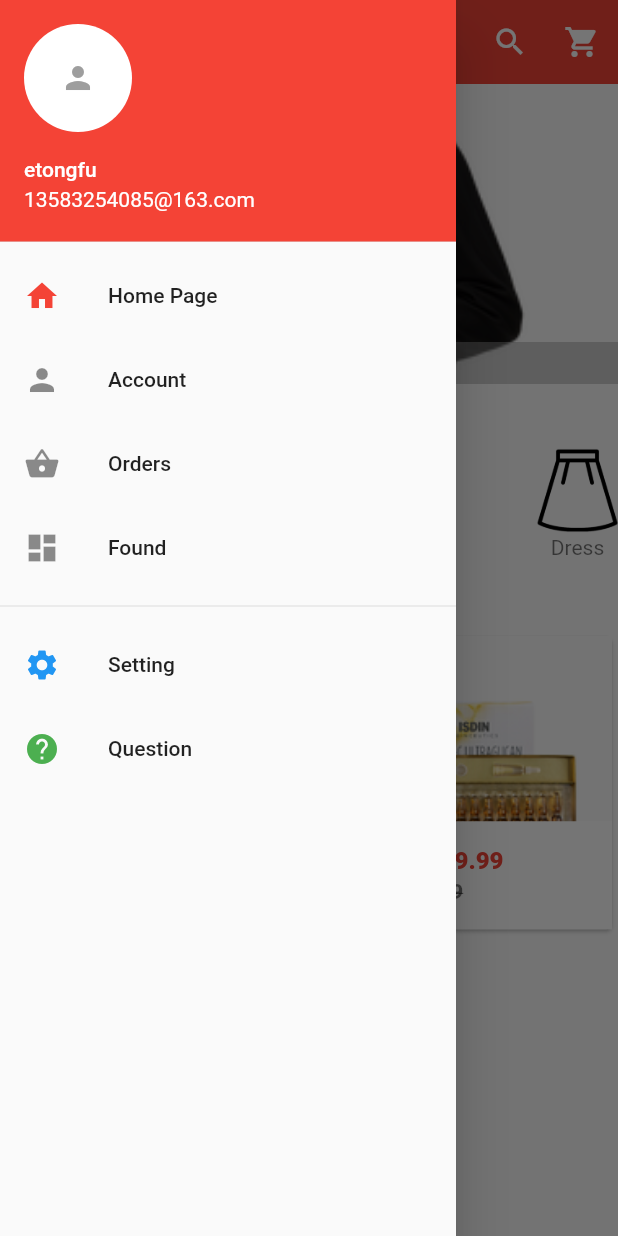
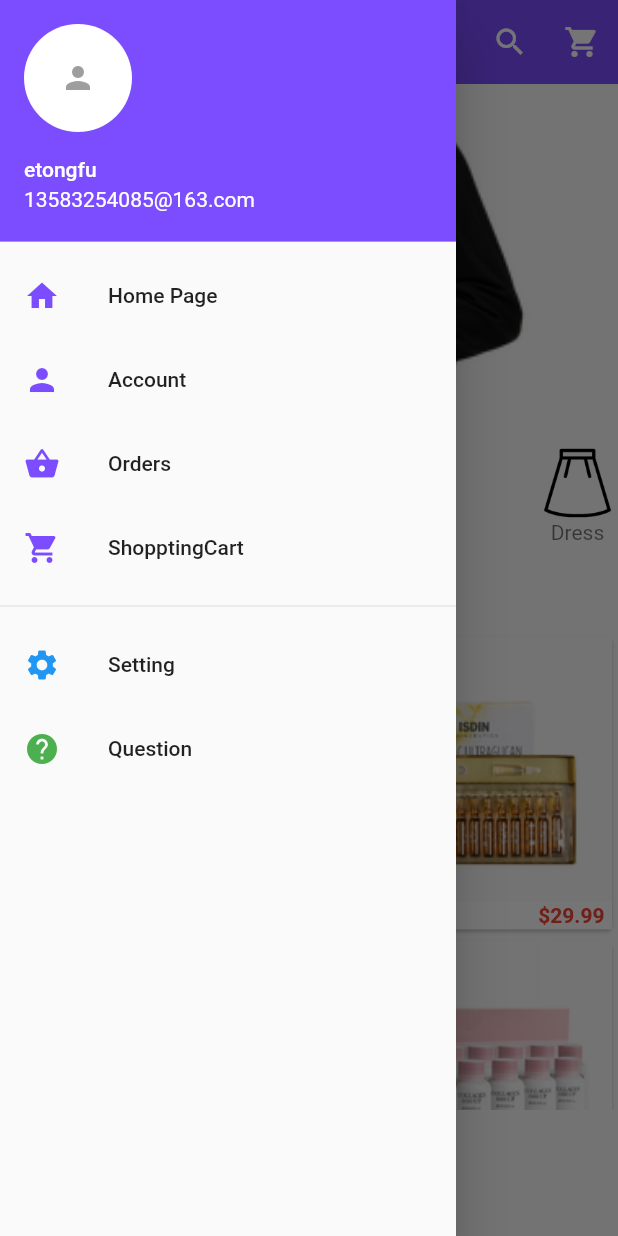
Before and after one commit to QDMarkMan/flutter_shop_app, a Flutter app: the screen it shows after launch, with the side drawer open, on a phone screen of 412 x 824 dp. Run offline on Flutter 3.47's test engine with Material 2 defaults, Android fonts, the phone set to English and light mode, and no system bars; drawn by our look-alikes of carousel_pro.

Commit message:
修改UI

```diff
--- a/lib/main.dart
+++ b/lib/main.dart
@@ -25,7 +25,7 @@ class MyShopApp extends StatelessWidget {
       child: MaterialApp(
         title: 'FlutterShop',
         theme: ThemeData(
-          primaryColor: Colors.red
+          primaryColor: Colors.deepPurpleAccent
         ),
         home: HomePage(),
       ),
--- a/lib/pages/home_page.dart
+++ b/lib/pages/home_page.dart
@@ -5,7 +5,7 @@
  * @Description: 主页
  * @youWant: add you want info here
  * @Date: 2019-03-07 10:08:16
- * @LastEditTime: 2019-03-08 14:26:20
+ * @LastEditTime: 2019-03-11 11:05:32
  */
 import 'package:flutter/material.dart';
 import 'package:flutter/cupertino.dart';
@@ -21,7 +21,7 @@ class HomePage extends StatelessWidget {
       appBar: AppBar(
         elevation: 0.1,
         title: Text('ShopApp'),
-        backgroundColor: Colors.red,
+        backgroundColor: Theme.of(context).primaryColor,
         //右侧工具栏
         actions: <Widget>[
           IconButton(
--- a/lib/widgets/home_category.dart
+++ b/lib/widgets/home_category.dart
@@ -5,7 +5,7 @@
  * @Description: 第一行分类
  * @youWant: add you want info here
  * @Date: 2019-03-07 11:51:26
- * @LastEditTime: 2019-03-07 14:30:40
+ * @LastEditTime: 2019-03-11 11:33:54
  */
 
 import 'package:flutter/material.dart';
@@ -26,7 +26,6 @@ class HomeCategorys extends StatelessWidget {
         Category(imageLocation: cat.location, imageCaption: cat.caption,)
       );
     });
-    print(_temp);
     return _temp;
   }
   @override
@@ -61,10 +60,11 @@ class Category extends StatelessWidget {
       padding: EdgeInsets.all(5),
       child: InkWell(
         onTap: () {},
+        // 分类图标
         child: Container(
             width: 100,
             child: ListTile(
-              title: Image.asset(imageLocation, width: 100,height: 60,),
+              title: Image.asset(imageLocation, width: 100,height: 50,),
               subtitle: Text(imageCaption, textAlign: TextAlign.center,),
             ),
         ),
--- a/lib/widgets/home_products.dart
+++ b/lib/widgets/home_products.dart
@@ -5,7 +5,7 @@
  * @Description: 最新产品展示
  * @youWant: add you want info here
  * @Date: 2019-03-08 09:57:27
- * @LastEditTime: 2019-03-08 14:50:53
+ * @LastEditTime: 2019-03-11 11:27:46
  */
 import 'package:flutter/material.dart';
 import 'package:flutter/cupertino.dart';
@@ -57,7 +57,8 @@ class _HomeProductsState extends State<HomeProducts> {
   @override
   Widget build(BuildContext context) {
     return GridView.builder(
-      itemCount: 2,
+      // GridView中渲染子widget的总数
+      itemCount: productList.length,
       gridDelegate: SliverGridDelegateWithFixedCrossAxisCount(
         crossAxisCount: 2,
         crossAxisSpacing: 5,
@@ -110,16 +111,24 @@ class Product extends StatelessWidget {
                   )
                 );
               },
+              // 图片层
               child: GridTile(
                 child: Image.asset(pictrue, fit: BoxFit.cover,),
                 // 底部遮罩
                 footer: Container(
-                  color: Colors.white,
-                  child: ListTile(
-                    leading: Text(productName, style: TextStyle(fontWeight: FontWeight.bold),),
-                    title: Text("\$$price", style: TextStyle(color: Colors.red, fontWeight: FontWeight.w800),),
-                    subtitle: Text("\$$oldPrice", style: TextStyle(fontWeight: FontWeight.w800, decoration: TextDecoration.lineThrough)),
-                  ),
+                  color: Colors.white70,
+                  // 更新价格信息样式
+                  child: Padding(
+                    padding: EdgeInsets.only(left: 5, right: 5),
+                    child: Row(
+                      children: <Widget>[
+                        Expanded(
+                          child: Text(productName, style: TextStyle(fontWeight: FontWeight.bold, fontSize: 16),),
+                        ),
+                        Text("\$$price", style: TextStyle(color: Colors.red, fontWeight: FontWeight.w700),)
+                      ],
+                    ),
+                  )
                 ),
               ),
             ),
--- a/lib/widgets/home_swiper.dart
+++ b/lib/widgets/home_swiper.dart
@@ -5,7 +5,7 @@
  * @Description: 首页轮播图
  * @youWant: add you want info here
  * @Date: 2019-03-07 11:20:17
- * @LastEditTime: 2019-03-07 11:49:56
+ * @LastEditTime: 2019-03-11 11:26:47
  */
 import 'package:flutter/material.dart';
 
@@ -33,7 +33,7 @@ class HomeSwiper extends StatelessWidget {
           dotSpacing: 15.0,
           dotColor: Theme.of(context).primaryColor,
           indicatorBgPadding: 10,
-          dotBgColor: Colors.grey.withOpacity(0.5),
+          dotBgColor: Colors.transparent,
         )
       ),
     );
--- a/lib/widgets/nav_drawer.dart
+++ b/lib/widgets/nav_drawer.dart
@@ -17,7 +17,7 @@ class NavDrawer extends StatelessWidget {
                 child: Icon(Icons.person, color: Colors.grey),
               ),
             ),
-            decoration: BoxDecoration(color: Colors.red),
+            decoration: BoxDecoration(color: Theme.of(context).primaryColor),
           ),
           // InkWell 水波纹效果
           InkWell(
@@ -27,19 +27,19 @@ class NavDrawer extends StatelessWidget {
             },
           ),
           InkWell(
-            child: ListTile(title: Text('Account'), leading: Icon(Icons.person)),
+            child: ListTile(title: Text('Account'), leading: Icon(Icons.person, color: Theme.of(context).primaryColor,)),
             onTap: () {
 
             },
           ),
           InkWell(
-            child: ListTile(title: Text('Orders'), leading: Icon(Icons.shopping_basket)),
+            child: ListTile(title: Text('Orders'), leading: Icon(Icons.shopping_basket, color: Theme.of(context).primaryColor,)),
             onTap: () {
 
             },
           ),
           InkWell(
-            child: ListTile(title: Text('Found'), leading: Icon(Icons.dashboard)),
+            child: ListTile(title: Text('ShopptingCart'), leading: Icon(Icons.shopping_cart, color: Theme.of(context).primaryColor,)),
             onTap: () {
 
             },
```
Also changed, not shown: lib/pages/product_details.dart (+80 -15 lines).
